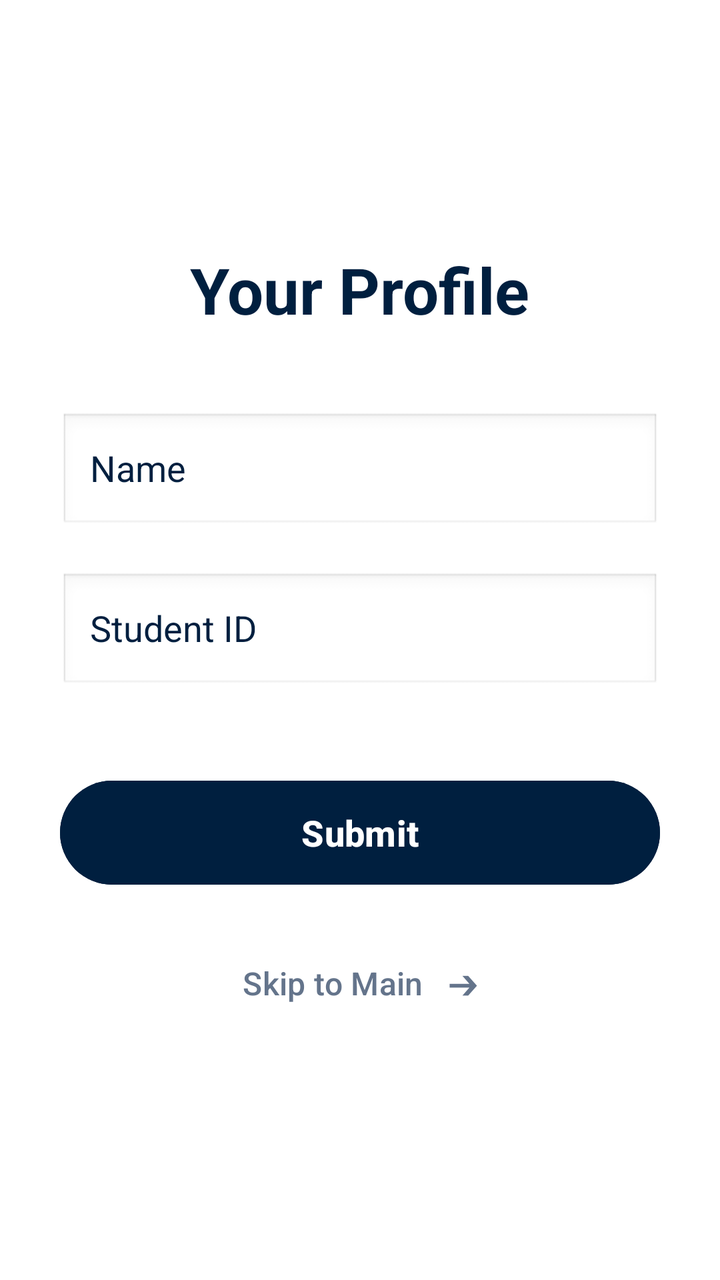
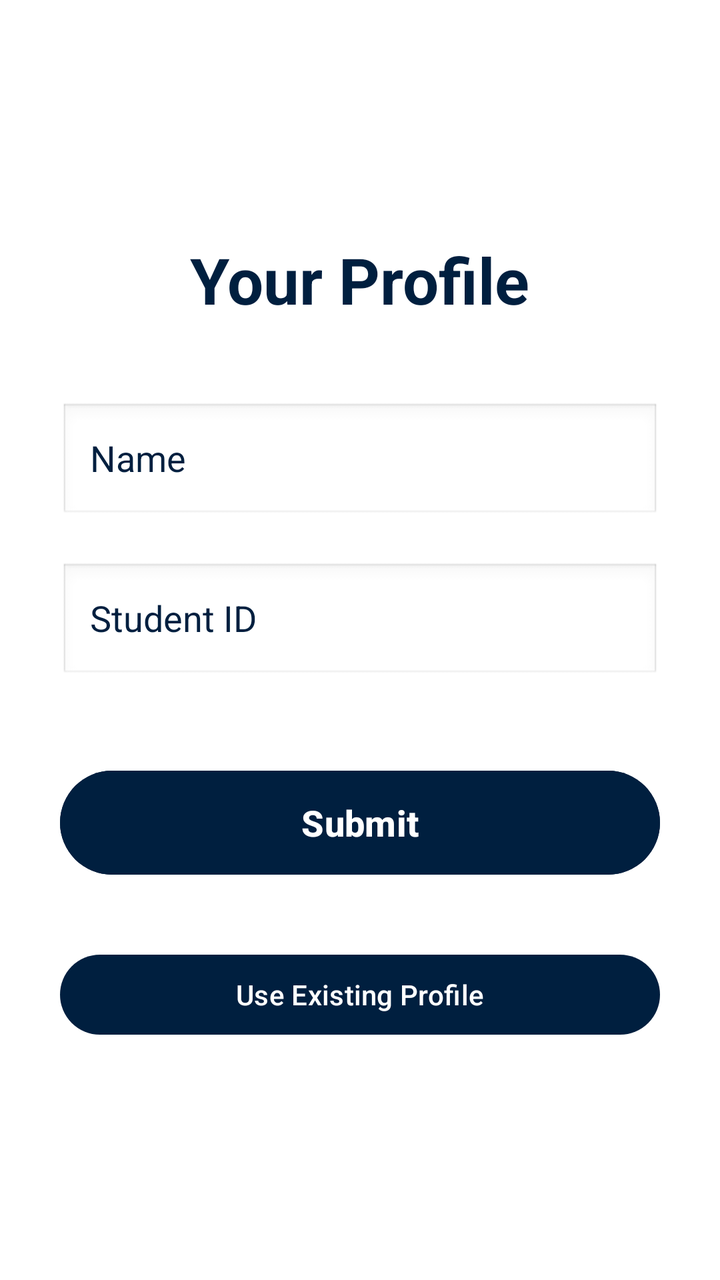

An Android layout rendered at two revisions. The XML below is the earlier revision; the diff shows what the commit changed to produce the second picture.
<!-- AndroidManifest.xml: application theme Theme.MeerabApp -->
<!-- res/layout/activity_profile.xml -->
<?xml version="1.0" encoding="utf-8"?>
<LinearLayout xmlns:android="http://schemas.android.com/apk/res/android"
    android:layout_width="match_parent"
    android:layout_height="match_parent"
    android:orientation="vertical"
    android:gravity="center"
    android:background="#FFFFFF"
    android:padding="30dp">

    <TextView
        android:layout_width="wrap_content"
        android:layout_height="wrap_content"
        android:text="Your Profile"
        android:textColor="#001F3F"
        android:textSize="32sp"
        android:textStyle="bold"
        android:layout_marginBottom="40dp"/>

    <EditText
        android:id="@+id/etName"
        android:layout_width="match_parent"
        android:layout_height="60dp"
        android:hint="Name"
        android:textColor="#001F3F"
        android:textColorHint="#001F3F"
        android:paddingStart="15dp"
        android:paddingEnd="15dp"
        android:background="@android:drawable/edit_text"
        android:layout_marginBottom="20dp" />

    <EditText
        android:id="@+id/etID"
        android:layout_width="match_parent"
        android:layout_height="60dp"
        android:hint="Student ID"
        android:textColor="#001F3F"
        android:textColorHint="#001F3F"
        android:paddingStart="15dp"
        android:paddingEnd="15dp"
        android:background="@android:drawable/edit_text"
        android:layout_marginBottom="40dp" />

    <Button
        android:id="@+id/btnSubmitProfile"
        android:layout_width="match_parent"
        android:layout_height="60dp"
        android:text="Submit"
        android:backgroundTint="#001F3F"
        android:textColor="#FFFFFF"
        android:textSize="18sp"
        android:textStyle="bold"
        android:textAllCaps="false"
        android:layout_marginBottom="20dp" />

    <Button
        android:id="@+id/btnSkip"
        android:layout_width="wrap_content"
        android:layout_height="wrap_content"
        android:text="Skip to Main   ➔"
        android:background="?android:attr/selectableItemBackground"
        android:textColor="#64748B"
        android:textSize="16sp"
        android:padding="10dp" />

</LinearLayout>
<!-- resources referenced by this layout -->
<resources>
  <style name="Theme.MeerabApp" parent="Theme.Material3.DayNight.NoActionBar">
          <item name="colorPrimary">#001F3F</item>
          <item name="android:statusBarColor">#001F3F</item>
      </style>
</resources>

<!-- the commit's change to res/layout/activity_profile.xml (unified diff, before → after) -->
@@ -52,14 +52,12 @@
         android:textAllCaps="false"
         android:layout_marginBottom="20dp" />
 
+
     <Button
-        android:id="@+id/btnSkip"
-        android:layout_width="wrap_content"
+        android:id="@+id/btnSwitchProfile"
+        android:layout_width="match_parent"
         android:layout_height="wrap_content"
-        android:text="Skip to Main   ➔"
-        android:background="?android:attr/selectableItemBackground"
-        android:textColor="#64748B"
-        android:textSize="16sp"
-        android:padding="10dp" />
+        android:layout_marginTop="12dp"
+        android:text="Use Existing Profile" />
 
 </LinearLayout>
